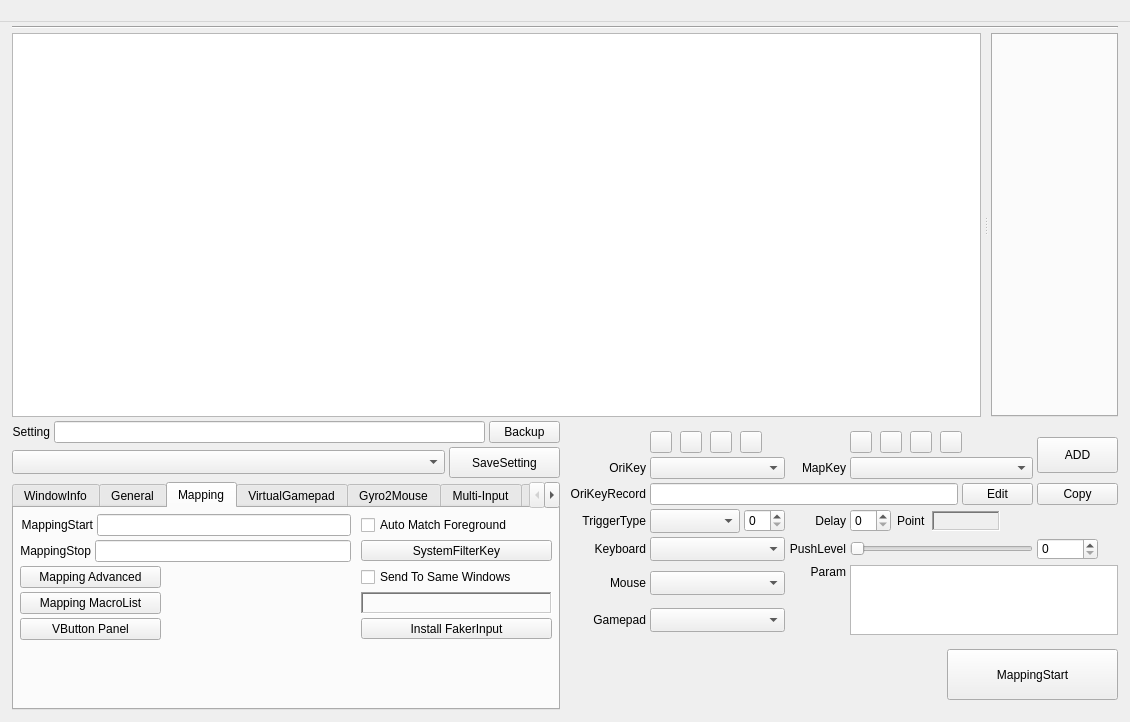
Zalafina/QKeyMapper, file QKeyMapper/qkeymapper.ui: the form before one commit.
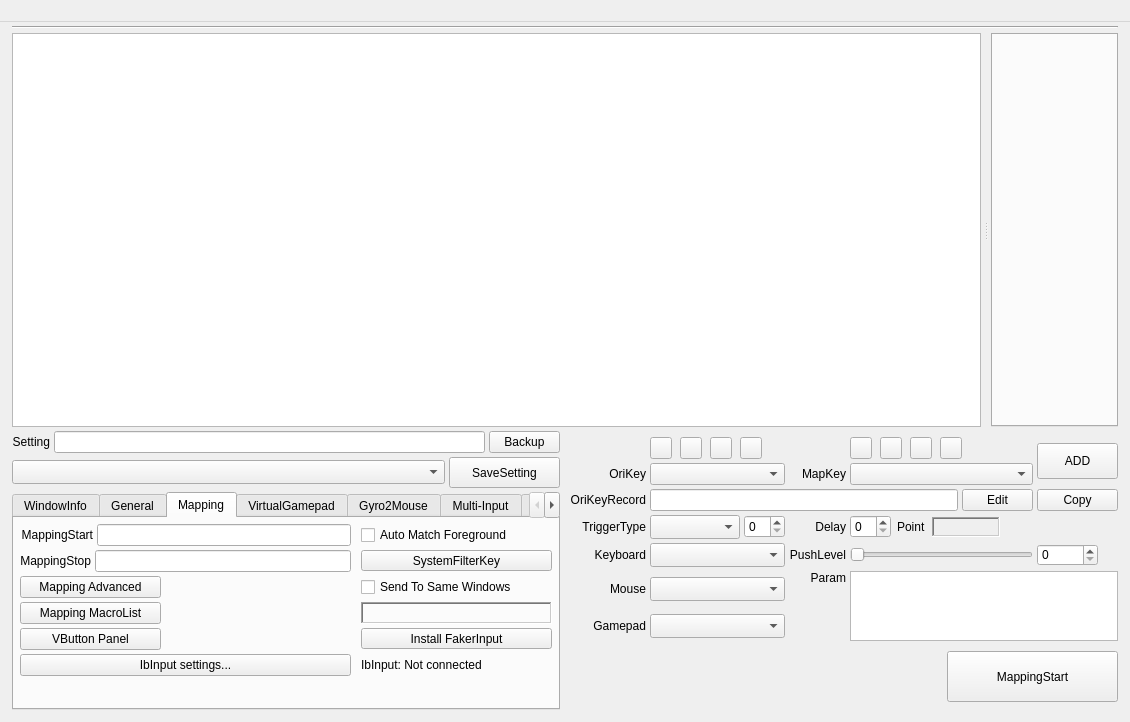
The form after the commit. The open tabs and pages were chosen to show the change. Custom widgets are drawn as their Qt base class.

```diff
--- a/QKeyMapper/qkeymapper.ui
+++ b/QKeyMapper/qkeymapper.ui
@@ -1192,6 +1192,19 @@
                   </property>
                  </widget>
                 </item>
+                  <item row="5" column="0">
+                   <widget class="QPushButton" name="ibInputSettingsButton">
+                    <property name="text"><string>IbInput settings...</string></property>
+                    <property name="focusPolicy"><enum>Qt::NoFocus</enum></property>
+                    <property name="autoDefault"><bool>false</bool></property>
+                   </widget>
+                  </item>
+                  <item row="5" column="1">
+                   <widget class="QLabel" name="ibInputStatusLabel">
+                    <property name="text"><string>IbInput: Not connected</string></property>
+                    <property name="wordWrap"><bool>true</bool></property>
+                   </widget>
+                  </item>
                </layout>
               </item>
               <item>
```
